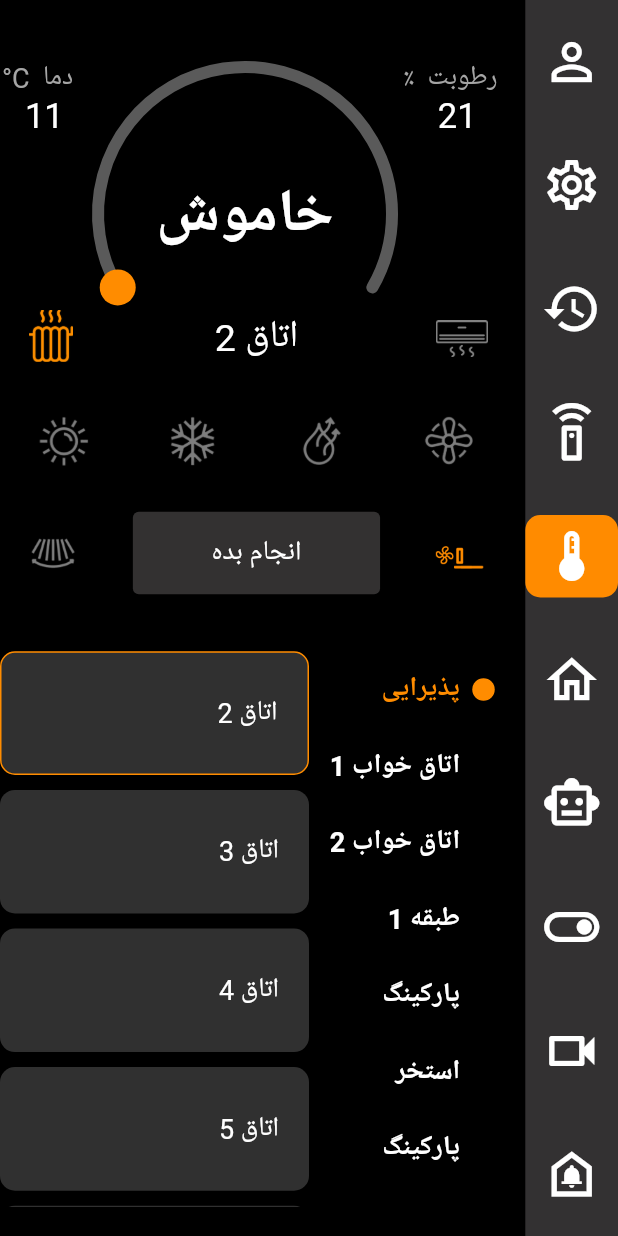
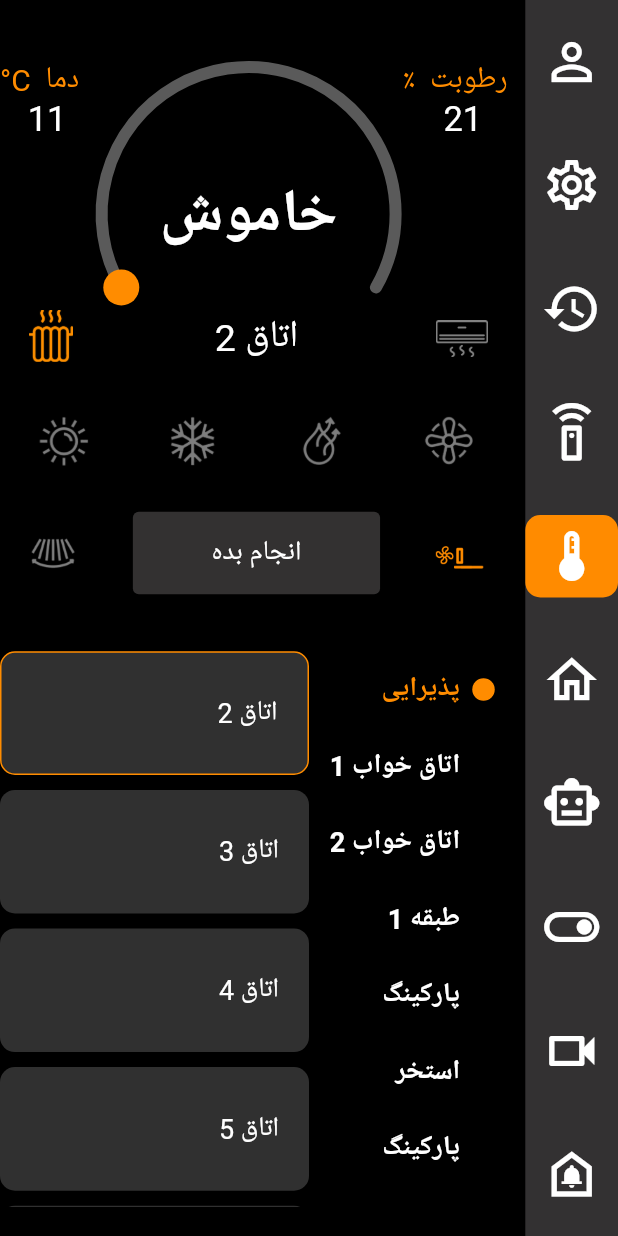
Before and after one commit to ralia79/vikav_phone, a Flutter app: the HomeScreen screen opened directly, after a tap on the "thermostat" icon, on a phone screen of 412 x 824 dp. Run offline on Flutter 3.47's test engine with Material 2 defaults, Android fonts, the phone set to English and light mode, and no system bars; drawn by our look-alikes of sleek_circular_slider; our stand-ins replace fluttertoast, get, local_auth; missing offline and left inert: local_auth_android.

Commit message:
change in temp screen

```diff
--- a/lib/controller/tempController.dart
+++ b/lib/controller/tempController.dart
@@ -77,6 +77,8 @@ class temp extends GetxController {
       fanSpeed.value = "assets/images/ac_speed_3.png";
     } else if (fanSpeed.value == "assets/images/ac_speed_3.png" && this.isCooler.value) {
       fanSpeed.value = "assets/images/ac_speed_1.png";
+    }else {
+      fanSpeed.value = "assets/images/ac_speed_off.png";
     }
   }
 
@@ -141,6 +143,7 @@ class temp extends GetxController {
   void coolerActive() {
     this.coolerImg.value = "assets/images/cooler_active.png";
     this.heaterImg.value = "assets/images/radiator_deactive.png";
+    fanSpeed.value = "assets/images/ac_speed_1.png";
     this.isCooler.value = true;
   }
 
@@ -148,11 +151,13 @@ class temp extends GetxController {
     this.coolerImg.value = "assets/images/cooler_deactive.png";
     this.heaterImg.value = "assets/images/radiator_active.png";
     this.isCooler.value = false;
+    this.isActive.value = true;
     heaterType.value = "assets/images/ac_hot_off.png";
     coolerType.value = "assets/images/ac_cold_off.png";
     DryType.value = "assets/images/ac_dry_off.png";
     fanType.value = "assets/images/ac_fan_off.png";
     flapType.value = "assets/images/ac_blade_off.png";
+    fanSpeed.value = "assets/images/ac_speed_off.png";
   }
 
   void setActive(num) {
--- a/lib/pages/temp.dart
+++ b/lib/pages/temp.dart
@@ -42,8 +42,8 @@ class tempScreen extends StatelessWidget {
                                     Text(
                                       "°C  دما  ",
                                       style: TextStyle(
-                                          fontSize: 18.0,
-                                          color: Color(0xFFA5A5A5)),
+                                          fontSize: 20.0,
+                                          color: Color(0xFFFF8C00)),
                                     ),
                                     Obx(() => Text(
                                           controller.activeSectionT.value,
@@ -105,6 +105,7 @@ class tempScreen extends StatelessWidget {
                                         initialValue:
                                             controller.activeSectionTN.value,
                                         onChange: (value) => {
+                                          controller.activeSectionTN.value = value,
                                           if (value == 20)
                                             controller.changeISOFF(true)
                                           else
@@ -118,8 +119,8 @@ class tempScreen extends StatelessWidget {
                                     Text(
                                       "٪  رطوبت  ",
                                       style: TextStyle(
-                                          fontSize: 18.0,
-                                          color: Color(0xFFA5A5A5)),
+                                          fontSize: 20.0,
+                                          color: Color(0xFFFF8C00)),
                                     ),
                                     Obx(() => Text(
                                           controller.activeSectionH.value,
@@ -208,8 +209,7 @@ class tempScreen extends StatelessWidget {
                               decoration: BoxDecoration(
                                 borderRadius: BorderRadius.circular(10.0),
                               ),
-                                  child:
-                                      Image.asset(controller.heaterType.value),
+                              child: Image.asset(controller.heaterType.value),
                             ),
                           ),
                           InkWell(
@@ -222,8 +222,7 @@ class tempScreen extends StatelessWidget {
                               decoration: BoxDecoration(
                                 borderRadius: BorderRadius.circular(10.0),
                               ),
-                                  child:
-                                      Image.asset(controller.coolerType.value),
+                              child: Image.asset(controller.coolerType.value),
                             ),
                           ),
                           InkWell(
```
Also changed, not shown: assets/images/ac_speed_off.png (added). Lines whose indentation alone changed are shown as unchanged.
